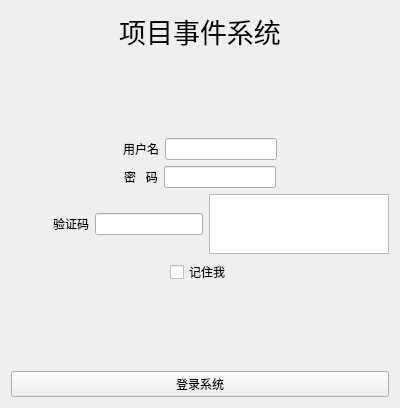
This is desktop/UI/loginPage.ui in DozingWolf/pyProjectEventSystem_v2 as Qt 5 draws it before an edit. The edited form follows.
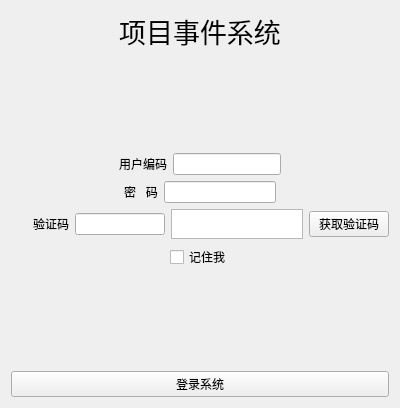
This is the edited form.

Commit message: 修改对象名，并处理http的数据和验证码，还没成功

```diff
--- a/desktop/UI/loginPage.ui
+++ b/desktop/UI/loginPage.ui
@@ -66,7 +66,7 @@
         </size>
        </property>
        <property name="text">
-        <string>用户名</string>
+        <string>用户编码</string>
        </property>
       </widget>
      </item>
@@ -163,12 +163,19 @@
       <widget class="QGraphicsView" name="graphicsView">
        <property name="maximumSize">
         <size>
-         <width>180</width>
-         <height>60</height>
+         <width>150</width>
+         <height>30</height>
         </size>
        </property>
       </widget>
      </item>
+     <item>
+      <widget class="QPushButton" name="pbGetVerifyCode">
+       <property name="text">
+        <string>获取验证码</string>
+       </property>
+      </widget>
+     </item>
     </layout>
    </item>
    <item>
```
Left out of the diff: 4 changed lines with no effect on the pictures. The commit also changes 2 other files.
